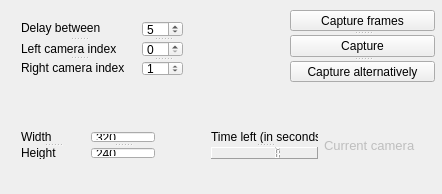
Old version of the form mainwindow.ui in the repository asergiu/camcalib.
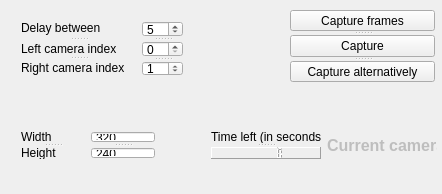
New version of the form.

Commit message: Don't release the images while they are still displayed. Enlarge mainwindow.ui's dimension.

Patch:
```diff
--- a/mainwindow.ui
+++ b/mainwindow.ui
@@ -188,7 +188,7 @@
      <rect>
       <x>200</x>
       <y>120</y>
-      <width>227</width>
+      <width>248</width>
       <height>51</height>
      </rect>
     </property>
@@ -229,11 +229,9 @@
        </property>
        <property name="font">
         <font>
-         <pointsize>10</pointsize>
-         <weight>50</weight>
-         <italic>false</italic>
-         <bold>false</bold>
-         <underline>false</underline>
+         <pointsize>12</pointsize>
+         <weight>75</weight>
+         <bold>true</bold>
         </font>
        </property>
        <property name="text">
```
The commit also changes 3 other files.
